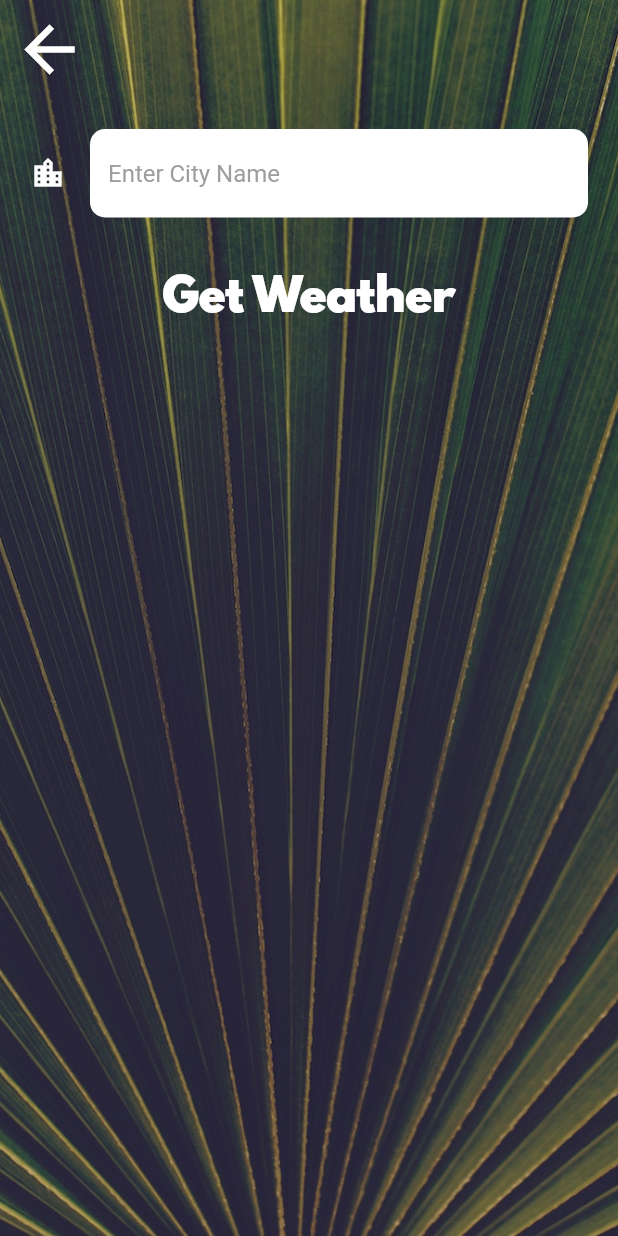
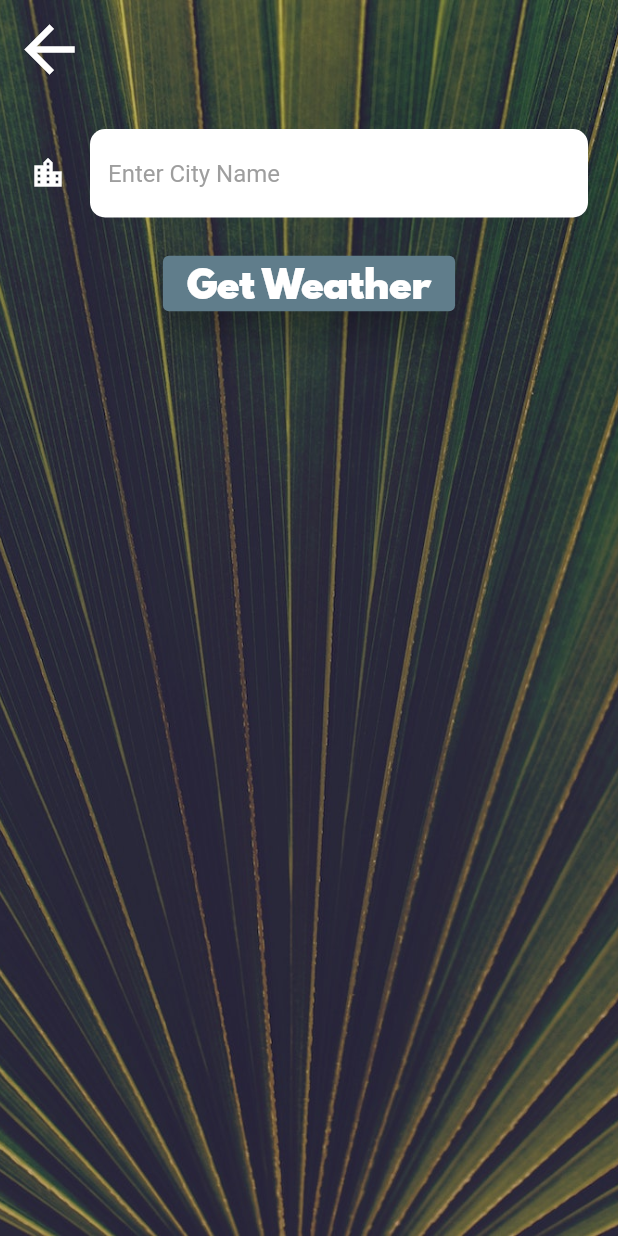
Before and after one commit to Jayakrishnan-manoj/Clima-App, a Flutter app: the CityScreen screen opened directly, on a phone screen of 412 x 824 dp. Run offline on Flutter 3.47's test engine with Material 2 defaults, Android fonts, the phone set to English and light mode, and no system bars; our stand-ins replace flutter_spinkit, geolocator; network calls fail.

Commit message:
style: changed textbutton to elevatedbutton

```diff
--- a/lib/screens/city_screen.dart
+++ b/lib/screens/city_screen.dart
@@ -45,13 +45,20 @@ class _CityScreenState extends State<CityScreen> {
                   decoration: kTextFieldDecoration,
                 ),
               ),
-              TextButton(
+              ElevatedButton(
+                style: ElevatedButton.styleFrom(
+                  backgroundColor: Colors.blueGrey,
+                  elevation: 10,
+                ),
                 onPressed: () {
-                  Navigator.pop(context,_textEditingController.text);
+                  Navigator.pop(context, _textEditingController.text);
                 },
                 child: Text(
                   'Get Weather',
-                  style: kButtonTextStyle.copyWith(color: Colors.white),
+                  style: kButtonTextStyle.copyWith(
+                    color: Colors.white,
+                    fontSize: 25,
+                  ),
                 ),
               ),
             ],
```
